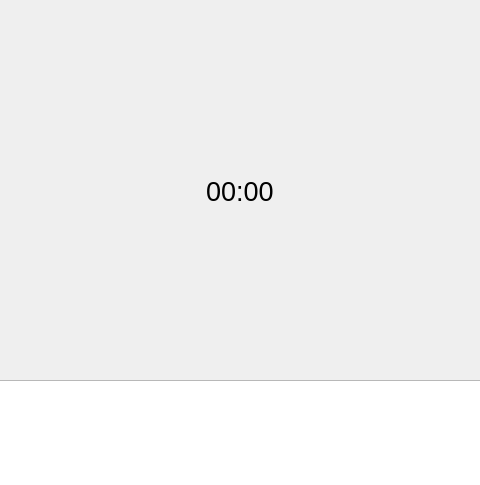
Before: the Qt Designer form cross_platform_development_on_qt/signals_and_slots/task_1/mainwindow.ui in Morgan-Co/Netology, drawn with Qt 5; both pictures show x 160 to 640 and y 0 to 485 of the 800 by 620 pixel window.
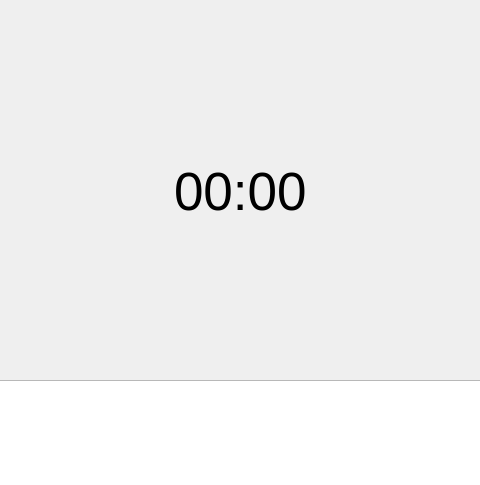
After: the same form once the commit is applied.

The edit to the form file:
```diff
--- a/cross_platform_development_on_qt/signals_and_slots/task_1/mainwindow.ui
+++ b/cross_platform_development_on_qt/signals_and_slots/task_1/mainwindow.ui
@@ -60,6 +60,11 @@
         </item>
         <item>
          <widget class="QLabel" name="timer_value">
+          <property name="font">
+           <font>
+            <pointsize>40</pointsize>
+           </font>
+          </property>
           <property name="text">
            <string>00:00</string>
           </property>
```
Left out of the diff: 8 changed lines with no effect on the pictures.
